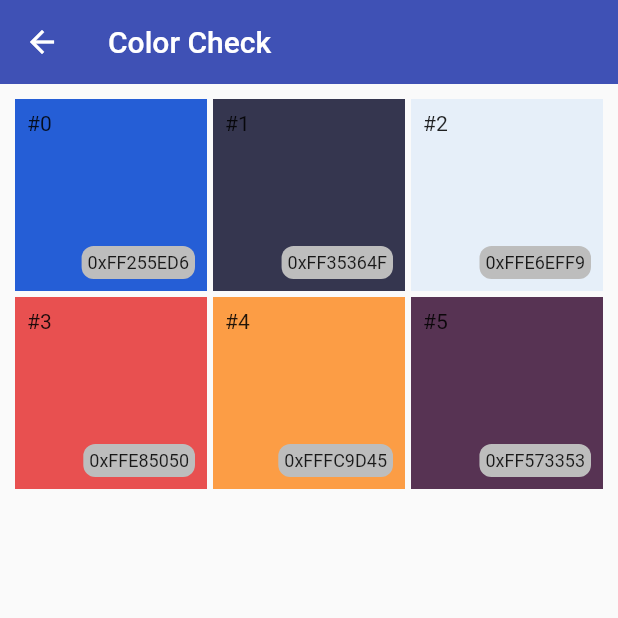
After one commit to grollcake/flutter-ui-100-challenge, a Flutter app: the Challenge008 screen opened directly, on a phone screen of 412 x 824 dp, the top half of it. The commit adds this screen. Run offline on Flutter 3.47's test engine with Material 2 defaults, Android fonts, the phone set to English and light mode, and no system bars; our stand-ins replace flutter_svg.

Commit message:
008_color_check.dart

```diff
--- a/main_app/lib/challenges/006_doctor_consultant/006_doctor_consultant.dart
+++ b/main_app/lib/challenges/006_doctor_consultant/006_doctor_consultant.dart
@@ -75,7 +75,8 @@ class Body extends StatelessWidget {
                           side: BorderSide(
                             color: Color(0xff6cd8d1),
                           ),
-                          )),
+                        ),
+                      ),
                     ),
                   ),
                 ),
--- /dev/null
+++ b/main_app/lib/challenges/008_color_check/008_color_check.dart
@@ -0,0 +1,56 @@
+import 'package:flutter/material.dart';
+import 'package:flutter/widgets.dart';
+
+class Challenge008 extends StatelessWidget {
+  final List<int> _colors = [0xFF255ED6, 0xFF35364F, 0xFFE6EFF9, 0xFFE85050, 0xffFC9D45, 0xff573353];
+
+  Challenge008({Key? key}) : super(key: key);
+
+  @override
+  Widget build(BuildContext context) {
+    return Scaffold(
+      appBar: AppBar(
+        title: const Text('Color Check'),
+        elevation: 0,
+      ),
+      body: Padding(
+        padding: const EdgeInsets.all(10),
+        child: GridView.count(
+          crossAxisCount: 3,
+          mainAxisSpacing: 4,
+          crossAxisSpacing: 4,
+          children: List.generate(
+            _colors.length,
+                (index) => Container(
+              padding: const EdgeInsets.all(8),
+              decoration: BoxDecoration(
+                color: Color(_colors[index]),
+              ),
+              child: Column(
+                mainAxisAlignment: MainAxisAlignment.spaceBetween,
+                crossAxisAlignment: CrossAxisAlignment.start,
+                children: [
+                  Text('#$index'),
+                  Align(
+                    alignment: Alignment.centerRight,
+                    child: Container(
+                      padding: const EdgeInsets.all(4),
+                      decoration: BoxDecoration(
+                        borderRadius: BorderRadius.circular(8),
+                        color: Colors.grey[400],
+                      ),
+                      child: Text(
+                        '0x${_colors[index].toRadixString(16).toUpperCase()}',
+                        style: const TextStyle(fontSize: 12),
+                      ),
+                    ),
+                  ),
+                ],
+              ),
+            ),
+          ),
+        ),
+      ),
+    );
+  }
+}
--- a/main_app/lib/model/ui_challenges.dart
+++ b/main_app/lib/model/ui_challenges.dart
@@ -7,6 +7,7 @@ import 'package:main_app/challenges/004_pricing_table/004_pricing_table.dart';
 import 'package:main_app/challenges/005_dial_screen/005_dial_screen.dart';
 import 'package:main_app/challenges/006_doctor_consultant/006_doctor_consultant.dart';
 import 'package:main_app/challenges/007_login_screen/screens/007_login_screen.dart';
+import 'package:main_app/challenges/008_color_check/008_color_check.dart';
 
 class UIChallenge {
   final String title;
@@ -25,4 +26,5 @@ List<UIChallenge> uiChallenges = [
   UIChallenge(title: 'Dial screen', description: '우리 이쁜 김찬별이', screen: Challenge005()),
   UIChallenge(title: 'Doctor consultant', description: '이번에는 뭘 배우려나', screen: Challenge006()),
   UIChallenge(title: '아이디/패스워드 입력', description: 'TextField, Stack', screen: Challenge007()),
+  UIChallenge(title: 'Color Check', description: 'GridView.count, List.generate', screen: Challenge008()),
 ];
```
Lines whose indentation alone changed are shown as unchanged.
